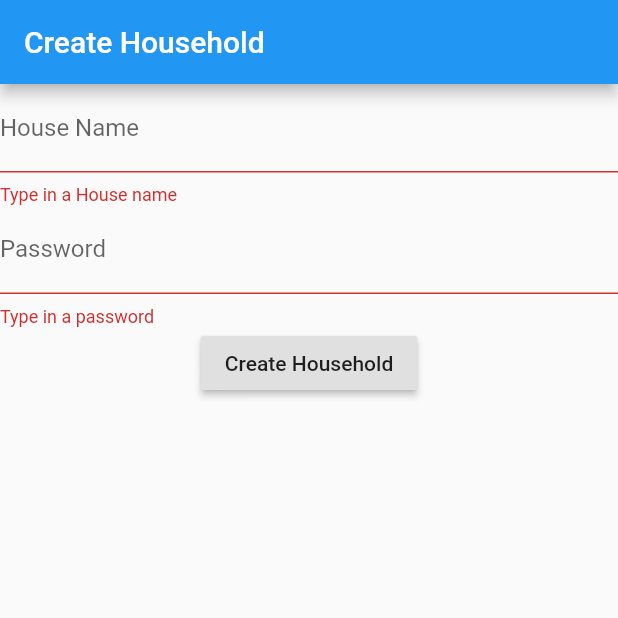
After one commit to acm-projects/Commune, a Flutter app: the HouseHoldCreation screen opened directly, after a tap on "Create Household", on a phone screen of 412 x 824 dp, the top half of it. The commit adds this screen. Run offline on Flutter 3.47's test engine with Material 2 defaults, Android fonts, the phone set to English and light mode, and no system bars; our stand-ins replace cloud_firestore, firebase_auth; accounts and stored records are empty.

Commit message:
Merged household access with the rest of the app

```diff
--- a/commune_spring_2020/lib/main.dart
+++ b/commune_spring_2020/lib/main.dart
@@ -1,6 +1,6 @@
 import 'package:commune_spring_2020/Models/User.dart';
 import 'package:commune_spring_2020/screens/wrapper.dart';
-import 'package:commune_spring_2020/services/auth2.dart';
+import 'package:commune_spring_2020/screens/auth/AccountAccess.dart';
 import 'package:flutter/material.dart';
 import 'package:provider/provider.dart';
 
--- a/commune_spring_2020/lib/screens/home/users.dart
+++ b/commune_spring_2020/lib/screens/Home_Files/users.dart
@@ -28,7 +28,7 @@ class _UsersListState extends State<UsersList> {
           padding: EdgeInsets.fromLTRB(0, 0, 0, 0),
           child: new StreamBuilder(
             stream: Firestore.instance
-                .collection('users2')
+                .collection('users')
                 .document(widget.uid)
                 .snapshots(),
             builder: (context, snapshot) {
@@ -118,7 +118,7 @@ class _UsersListState extends State<UsersList> {
                     Text("Amount"),
                     new StreamBuilder(
                         stream: Firestore.instance
-                            .collection('users2')
+                            .collection('users')
                             .document(widget.uid)
                             .snapshots(),
                         builder: (context, snapshot) {
--- /dev/null
+++ b/commune_spring_2020/lib/screens/HouseloadAccessPages/HouseHoldCreatePage.dart
@@ -0,0 +1,74 @@
+import 'package:commune_spring_2020/screens/Home_Files/home.dart';
+import 'package:firebase_auth/firebase_auth.dart';
+import 'package:flutter/material.dart';
+import 'package:commune_spring_2020/services/database.dart';
+
+class HouseHoldCreation extends StatefulWidget {
+  @override
+  _HouseHoldCreationState createState() => _HouseHoldCreationState();
+}
+
+class _HouseHoldCreationState extends State<HouseHoldCreation> {
+  final GlobalKey<FormState> _formKey = GlobalKey<FormState>();
+
+  String _admin, _password, _householdName;
+
+  @override
+  Widget build(BuildContext context) {
+    return Scaffold(
+      appBar: AppBar(
+        title:Text('Create Household'),
+      ),
+
+      body: Form(
+        key: _formKey,
+        child: Column(
+          children: <Widget>[
+            TextFormField(
+              validator: (input){
+                  if(input.isEmpty){
+                    return 'Type in a House name';
+                  }
+                },
+              onSaved: (input) => _householdName = input,
+                decoration: InputDecoration(
+                  labelText: 'House Name'
+                ),
+            ),
+            TextFormField(
+              validator: (input){
+                  if(input.isEmpty){
+                    return 'Type in a password';
+                  }
+                  if(input.length<6){
+                    return 'Create a password longer than 5 characters';
+                  }
+                },
+              onSaved: (input) => _password = input,
+                decoration: InputDecoration(
+                  labelText: 'Password'
+                ),
+                 obscureText: true,
+            ),
+             RaisedButton(
+                onPressed: loginInToHouse,
+                child: Text('Create Household'),
+              ),
+          ],
+        )
+      ),
+    );
+  }
+
+  Future<void> loginInToHouse() async {
+    if(_formKey.currentState.validate())
+    {
+      _formKey.currentState.save();
+      FirebaseUser user= (await FirebaseAuth.instance.currentUser());
+
+      DatabaseService(uid: user.uid).updateHouseHoldData(_password,_householdName);
+
+      Navigator.pushReplacement(context, MaterialPageRoute(builder: (context)=> Home(uid: user.uid)));
+    }
+  }
+}
--- a/commune_spring_2020/lib/screens/auth/sign_in.dart
+++ b/commune_spring_2020/lib/screens/auth/sign_in.dart
@@ -1,4 +1,4 @@
-import 'package:commune_spring_2020/services/auth2.dart';
+import 'package:commune_spring_2020/screens/auth/AccountAccess.dart';
 import 'package:flutter/material.dart';
 
 class SignIn extends StatefulWidget {
```
Also changed, not shown: commune_spring_2020/lib/screens/Home_Files/choresPage.dart (renamed from commune_spring_2020/lib/screens/home/choresPage.dart, +13 -13 lines), commune_spring_2020/lib/screens/Home_Files/home.dart (renamed from commune_spring_2020/lib/screens/home/home.dart, +18 -3 lines), commune_spring_2020/lib/screens/HouseloadAccessPages/HouseHoldAccessOptions.dart (added, +41 -0 lines), commune_spring_2020/lib/screens/HouseloadAccessPages/HouseHoldJoinPage.dart (added, +148 -0 lines), commune_spring_2020/lib/screens/auth/AccountAccess.dart (renamed from commune_spring_2020/lib/services/auth2.dart, +2 -14 lines), commune_spring_2020/lib/screens/auth/register.dart (+29 -35 lines), commune_spring_2020/lib/screens/wrapper.dart (+45 -6 lines), commune_spring_2020/lib/services/database.dart (+44 -12 lines).
